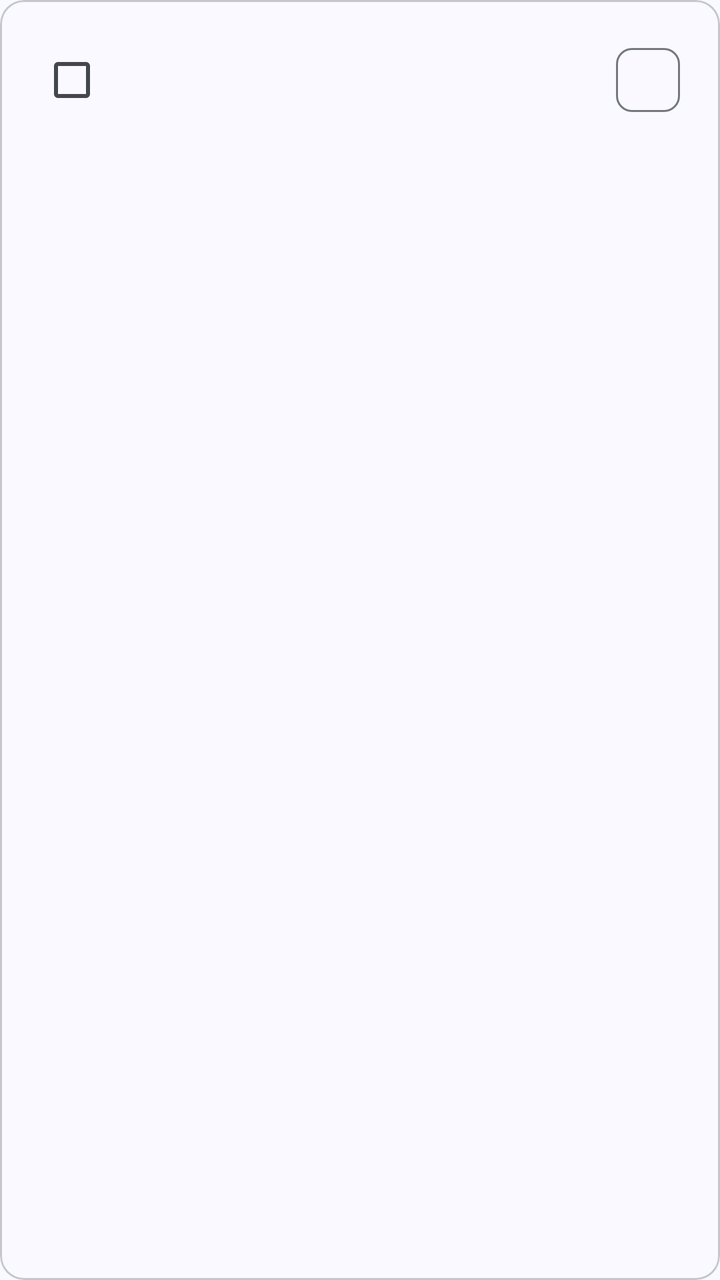
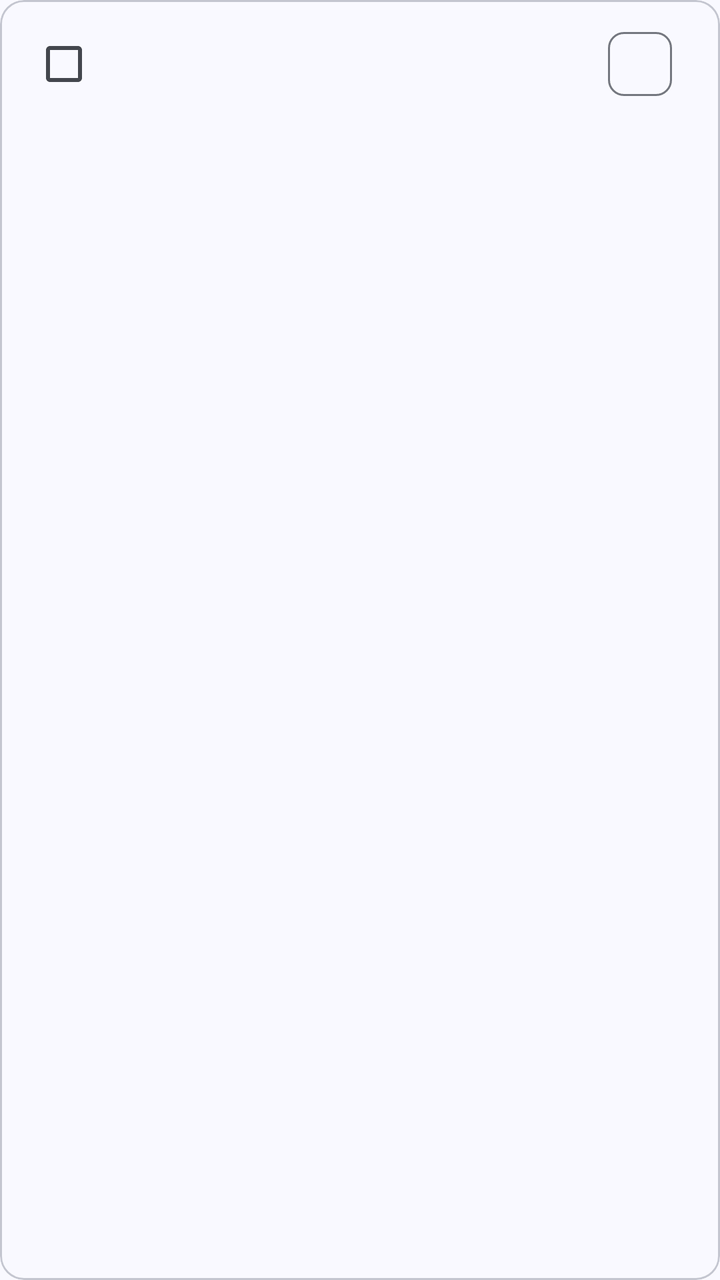

An Android layout rendered at two revisions. The XML below is the earlier revision; the diff shows what the commit changed to produce the second picture.
<!-- AndroidManifest.xml: application theme Theme.DueIt -->
<!-- res/layout/item_assignment.xml -->
<?xml version="1.0" encoding="utf-8"?>
<com.google.android.material.card.MaterialCardView
    xmlns:android="http://schemas.android.com/apk/res/android"
    style="@style/Widget.Material3.CardView.Outlined"
    android:layout_marginHorizontal="16dp"
    android:layout_marginTop="12dp"
    android:layout_width="match_parent"
    android:layout_height="wrap_content">

    <LinearLayout
        android:orientation="horizontal"
        android:gravity="center_vertical"
        android:padding="12dp"
        android:layout_width="match_parent"
        android:layout_height="wrap_content">

        <com.google.android.material.checkbox.MaterialCheckBox
            android:id="@+id/assignment_done"
            android:layout_width="wrap_content"
            android:layout_height="wrap_content"/>

        <LinearLayout
            android:orientation="vertical"
            android:layout_weight="1"
            android:layout_width="0dp"
            android:layout_height="wrap_content">

            <com.google.android.material.textview.MaterialTextView
                android:id="@+id/assignment_title"
                android:textAppearance="?attr/textAppearanceTitleMedium"
                android:fontFamily="serif"
                android:layout_width="match_parent"
                android:layout_height="wrap_content"/>

            <com.google.android.material.textview.MaterialTextView
                android:id="@+id/assignment_due"
                android:textAppearance="?attr/textAppearanceBodyMedium"
                android:layout_width="match_parent"
                android:layout_height="wrap_content"/>

            <com.google.android.material.textview.MaterialTextView
                android:id="@+id/assignment_description"
                android:textAppearance="?attr/textAppearanceBodySmall"
                android:maxLines="2"
                android:ellipsize="end"
                android:layout_width="match_parent"
                android:layout_height="wrap_content"/>
        </LinearLayout>

        <com.google.android.material.chip.Chip
            android:id="@+id/assignment_priority"
            android:clickable="false"
            android:focusable="false"
            android:layout_width="wrap_content"
            android:layout_height="wrap_content"/>
    </LinearLayout>
</com.google.android.material.card.MaterialCardView>
<!-- resources referenced by this layout -->
<resources>
  <color name="md_theme_primary">#415F91</color>
  <color name="md_theme_onPrimary">#FFFFFF</color>
  <color name="md_theme_primaryContainer">#D6E3FF</color>
  <color name="md_theme_onPrimaryContainer">#284777</color>
  <color name="md_theme_secondary">#565F71</color>
  <color name="md_theme_onSecondary">#FFFFFF</color>
  <color name="md_theme_secondaryContainer">#DAE2F9</color>
  <color name="md_theme_onSecondaryContainer">#3E4759</color>
  <color name="md_theme_tertiary">#705575</color>
  <color name="md_theme_onTertiary">#FFFFFF</color>
  <color name="md_theme_tertiaryContainer">#FAD8FD</color>
  <color name="md_theme_onTertiaryContainer">#573E5C</color>
  <color name="md_theme_error">#BA1A1A</color>
  <color name="md_theme_onError">#FFFFFF</color>
  <color name="md_theme_errorContainer">#FFDAD6</color>
  <color name="md_theme_onErrorContainer">#93000A</color>
  <color name="md_theme_background">#F9F9FF</color>
  <color name="md_theme_onBackground">#191C20</color>
  <color name="md_theme_surface">#F9F9FF</color>
  <color name="md_theme_onSurface">#191C20</color>
  <color name="md_theme_surfaceVariant">#E0E2EC</color>
  <color name="md_theme_onSurfaceVariant">#44474E</color>
  <color name="md_theme_outline">#74777F</color>
  <color name="md_theme_outlineVariant">#C4C6D0</color>
  <color name="md_theme_inverseSurface">#2E3036</color>
  <color name="md_theme_inverseOnSurface">#F0F0F7</color>
  <color name="md_theme_inversePrimary">#AAC7FF</color>
  <color name="md_theme_primaryFixed">#D6E3FF</color>
  <color name="md_theme_onPrimaryFixed">#001B3E</color>
  <color name="md_theme_primaryFixedDim">#AAC7FF</color>
  <color name="md_theme_onPrimaryFixedVariant">#284777</color>
  <color name="md_theme_secondaryFixed">#DAE2F9</color>
  <color name="md_theme_onSecondaryFixed">#131C2B</color>
  <color name="md_theme_secondaryFixedDim">#BEC6DC</color>
  <color name="md_theme_onSecondaryFixedVariant">#3E4759</color>
  <color name="md_theme_tertiaryFixed">#FAD8FD</color>
  <color name="md_theme_onTertiaryFixed">#28132E</color>
  <color name="md_theme_tertiaryFixedDim">#DDBCE0</color>
  <color name="md_theme_onTertiaryFixedVariant">#573E5C</color>
  <color name="md_theme_surfaceDim">#D9D9E0</color>
  <color name="md_theme_surfaceBright">#F9F9FF</color>
  <color name="md_theme_surfaceContainerLowest">#FFFFFF</color>
  <color name="md_theme_surfaceContainerLow">#F3F3FA</color>
  <color name="md_theme_surfaceContainer">#EDEDF4</color>
  <color name="md_theme_surfaceContainerHigh">#E7E8EE</color>
  <color name="md_theme_surfaceContainerHighest">#E2E2E9</color>
  <!-- unchanged entries left out for length: 1 -->
</resources>

<!-- the commit's change to res/layout/item_assignment.xml (unified diff, before → after) -->
@@ -8,50 +8,64 @@
     android:layout_height="wrap_content">
 
     <LinearLayout
-        android:orientation="horizontal"
-        android:gravity="center_vertical"
-        android:padding="12dp"
+        android:orientation="vertical"
+        android:paddingVertical="8dp"
+        android:paddingEnd="16dp"
+        android:paddingStart="8dp"
         android:layout_width="match_parent"
         android:layout_height="wrap_content">
 
-        <com.google.android.material.checkbox.MaterialCheckBox
-            android:id="@+id/assignment_done"
-            android:layout_width="wrap_content"
-            android:layout_height="wrap_content"/>
+        <LinearLayout
+            android:orientation="horizontal"
+            android:gravity="center_vertical"
+            android:layout_width="match_parent"
+            android:layout_height="wrap_content">
 
-        <LinearLayout
-            android:orientation="vertical"
-            android:layout_weight="1"
-            android:layout_width="0dp"
-            android:layout_height="wrap_content">
+            <com.google.android.material.checkbox.MaterialCheckBox
+                android:id="@+id/assignment_done"
+                android:layout_width="wrap_content"
+                android:layout_height="wrap_content"/>
 
             <com.google.android.material.textview.MaterialTextView
                 android:id="@+id/assignment_title"
                 android:textAppearance="?attr/textAppearanceTitleMedium"
                 android:fontFamily="serif"
-                android:layout_width="match_parent"
+                android:layout_weight="1"
+                android:layout_width="0dp"
                 android:layout_height="wrap_content"/>
+
+            <com.google.android.material.chip.Chip
+                android:id="@+id/assignment_priority"
+                android:clickable="false"
+                android:focusable="false"
+                android:layout_marginStart="8dp"
+                android:layout_width="wrap_content"
+                android:layout_height="wrap_content"/>
+        </LinearLayout>
+
+        <LinearLayout
+            android:orientation="vertical"
+            android:paddingStart="8dp"
+            android:paddingBottom="8dp"
+            android:layout_width="match_parent"
+            android:layout_height="wrap_content">
 
             <com.google.android.material.textview.MaterialTextView
                 android:id="@+id/assignment_due"
-                android:textAppearance="?attr/textAppearanceBodyMedium"
+                android:textAppearance="?attr/textAppearanceLabelLarge"
+                android:textColor="?attr/colorPrimary"
                 android:layout_width="match_parent"
                 android:layout_height="wrap_content"/>
 
             <com.google.android.material.textview.MaterialTextView
                 android:id="@+id/assignment_description"
                 android:textAppearance="?attr/textAppearanceBodySmall"
+                android:textColor="?attr/colorOnSurfaceVariant"
+                android:layout_marginTop="4dp"
                 android:maxLines="2"
                 android:ellipsize="end"
                 android:layout_width="match_parent"
                 android:layout_height="wrap_content"/>
         </LinearLayout>
-
-        <com.google.android.material.chip.Chip
-            android:id="@+id/assignment_priority"
-            android:clickable="false"
-            android:focusable="false"
-            android:layout_width="wrap_content"
-            android:layout_height="wrap_content"/>
     </LinearLayout>
 </com.google.android.material.card.MaterialCardView>
